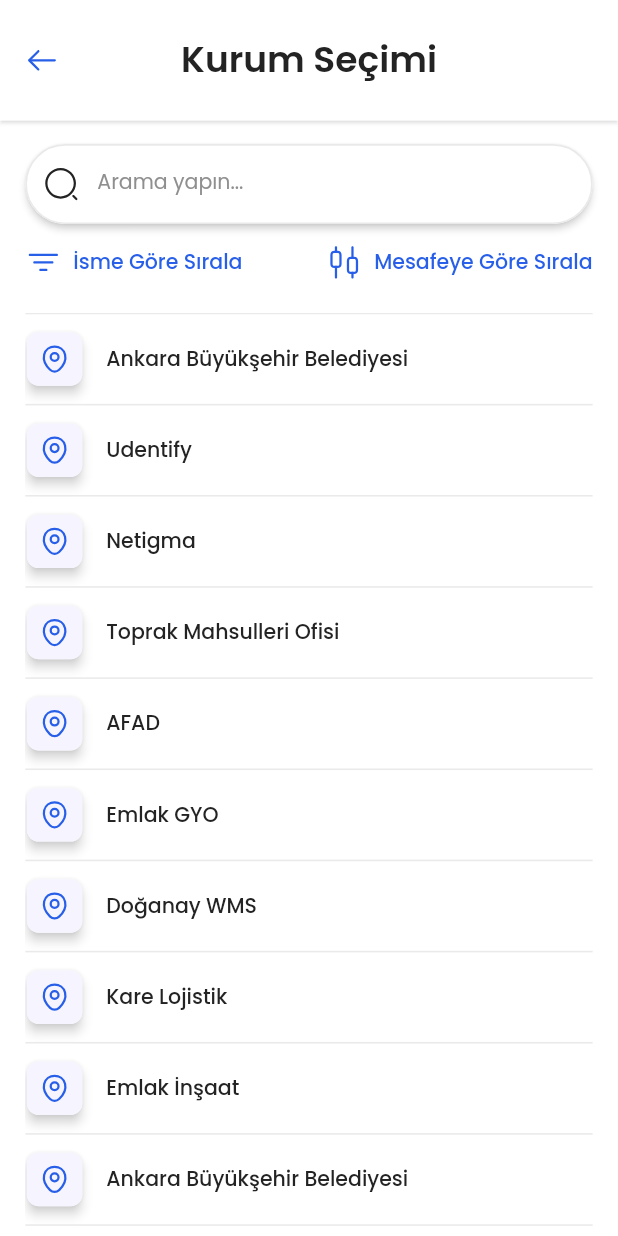
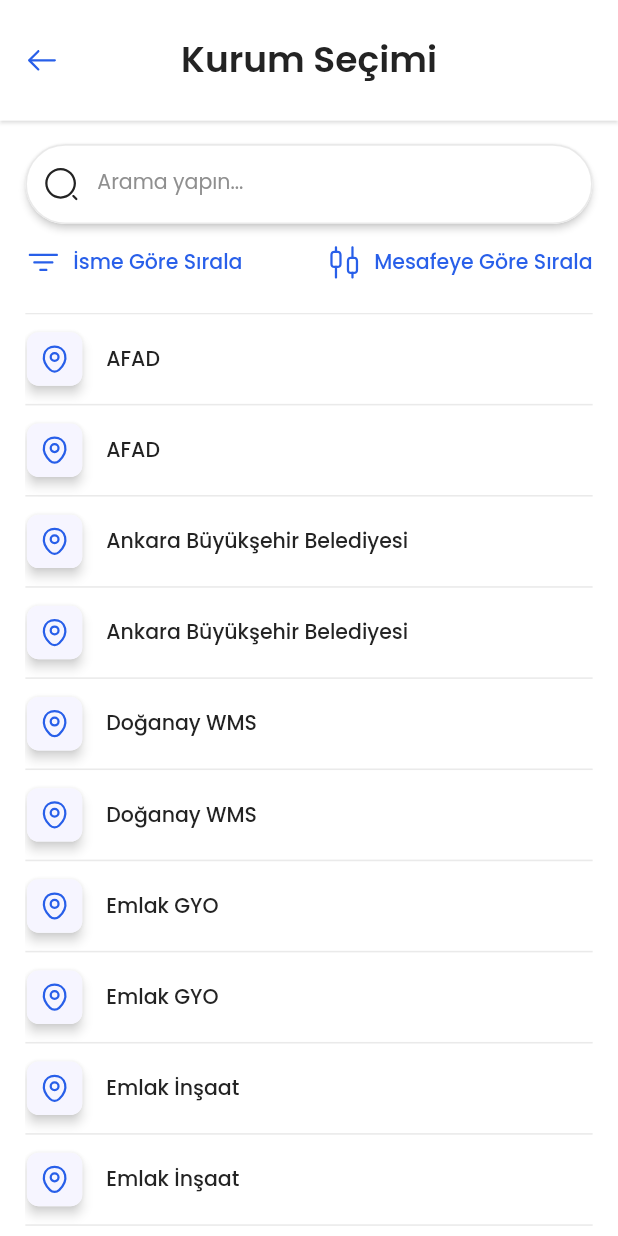
Before and after one commit to MelihcanSrky/flutter_login_ui, a Flutter app: the SelectCorpPage screen opened directly, after a tap on "İsme Göre Sırala", on a phone screen of 412 x 824 dp. Run offline on Flutter 3.47's test engine with Material 2 defaults, Android fonts, the phone set to English and light mode, and no system bars; our stand-ins replace flutter_screenutil, flutter_svg, google_fonts.

Commit message:
change file names and add mock data sort functions

```diff
--- a/lib/feature/auth/login.dart
+++ b/lib/feature/auth/login.dart
@@ -1,8 +1,8 @@
 import 'package:flutter/material.dart';
 import 'package:flutter/services.dart';
-import 'package:flutter_netigma_login/feature/auth/widgets/CustomButton.dart';
-import 'package:flutter_netigma_login/feature/auth/widgets/CustomTextField.dart';
-import 'package:flutter_netigma_login/feature/auth/widgets/LoginDesc.dart';
+import 'package:flutter_netigma_login/feature/auth/widgets/custom_button.dart';
+import 'package:flutter_netigma_login/feature/auth/widgets/custom_text_field.dart';
+import 'package:flutter_netigma_login/feature/auth/widgets/login_desc.dart';
 import 'package:flutter_netigma_login/res/colors.dart';
 import 'package:flutter_netigma_login/res/dimens.dart';
 import 'package:flutter_netigma_login/res/strings.dart';
@@ -136,10 +136,6 @@ class _LoginPageState extends State<LoginPage> {
 
   AppBar buildAppbar(double _height) {
     return AppBar(
-      systemOverlayStyle: SystemUiOverlayStyle(
-        statusBarColor: Colors.white,
-        statusBarIconBrightness: Brightness.dark,
-      ),
       centerTitle: true,
       leading: IconButton(
           icon: SvgPicture.asset(
--- a/lib/feature/auth/login_select.dart
+++ b/lib/feature/auth/login_select.dart
@@ -1,8 +1,8 @@
 import 'package:flutter/material.dart';
 import 'package:flutter_netigma_login/feature/auth/select_corp.dart';
-import 'package:flutter_netigma_login/feature/auth/widgets/CustomButton.dart';
-import 'package:flutter_netigma_login/feature/auth/widgets/CustomTextField.dart';
-import 'package:flutter_netigma_login/feature/auth/widgets/LoginDesc.dart';
+import 'package:flutter_netigma_login/feature/auth/widgets/custom_button.dart';
+import 'package:flutter_netigma_login/feature/auth/widgets/custom_text_field.dart';
+import 'package:flutter_netigma_login/feature/auth/widgets/login_desc.dart';
 import 'package:flutter_netigma_login/res/colors.dart';
 import 'package:flutter_netigma_login/res/dimens.dart';
 import 'package:flutter_netigma_login/res/strings.dart';
--- a/lib/feature/auth/select_corp.dart
+++ b/lib/feature/auth/select_corp.dart
@@ -1,6 +1,6 @@
 import 'package:flutter/material.dart';
-import 'package:flutter_netigma_login/feature/auth/widgets/CustomTextButton.dart';
-import 'package:flutter_netigma_login/feature/auth/widgets/CustomTextField.dart';
+import 'package:flutter_netigma_login/feature/auth/widgets/custom_text_button.dart';
+import 'package:flutter_netigma_login/feature/auth/widgets/custom_text_field.dart';
 import 'package:flutter_netigma_login/res/mock_data.dart';
 import 'package:flutter_screenutil/flutter_screenutil.dart';
 import 'package:flutter_svg/flutter_svg.dart';
@@ -19,6 +19,26 @@ class SelectCorpPage extends StatefulWidget {
 }
 
 class _SelectCorpPageState extends State<SelectCorpPage> {
+  late List mockCorpsList;
+
+  @override
+  void initState() {
+    super.initState();
+    mockCorpsList = corpsList;
+  }
+
+  void sortListByName() {
+    setState(() {
+      mockCorpsList.sort((a, b) => a["corp"].compareTo(b["corp"]));
+    });
+  }
+
+  void sortListByDest() {
+    setState(() {
+      mockCorpsList.sort((a, b) => a["dest"].compareTo(b["dest"]));
+    });
+  }
+
   @override
   Widget build(BuildContext context) {
     final _height = MediaQuery.of(context).size.height;
@@ -39,10 +59,12 @@ class _SelectCorpPageState extends State<SelectCorpPage> {
                   CustomTextButton(
                     icon: "assets/icons/sort.svg",
                     text: Strings.sortByName,
+                    onPressed: sortListByName,
                   ),
                   CustomTextButton(
                     icon: "assets/icons/candle-outline.svg",
                     text: Strings.sortByDest,
+                    onPressed: sortListByDest,
                   ),
                 ],
               ),
@@ -59,7 +81,7 @@ class _SelectCorpPageState extends State<SelectCorpPage> {
     return Expanded(
       child: ListView.builder(
           keyboardDismissBehavior: ScrollViewKeyboardDismissBehavior.onDrag,
-          itemCount: corpsList.length,
+          itemCount: mockCorpsList.length,
           itemBuilder: (context, index) {
             return buildListTile(index, context);
           }),
@@ -88,7 +110,7 @@ class _SelectCorpPageState extends State<SelectCorpPage> {
               ),
             )),
         title: Text(
-          corpsList[index],
+          mockCorpsList[index]["corp"].toString(),
           style: Theme.of(context)
               .textTheme
               .labelMedium!
--- a/lib/feature/auth/widgets/CustomTextButton.dart
+++ b/lib/feature/auth/widgets/custom_text_button.dart
@@ -3,18 +3,27 @@ import 'package:flutter_screenutil/flutter_screenutil.dart';
 import 'package:flutter_svg/flutter_svg.dart';
 import '../../../res/dimens.dart';
 
-class CustomTextButton extends StatelessWidget {
+class CustomTextButton extends StatefulWidget {
   /// Asset image icon
   final String icon;
 
   /// Text
   final String text;
+
+  /// onPressed
+  final Function()? onPressed;
   const CustomTextButton({
     super.key,
     required this.icon,
     required this.text,
+    this.onPressed,
   });
 
+  @override
+  State<CustomTextButton> createState() => _CustomTextButtonState();
+}
+
+class _CustomTextButtonState extends State<CustomTextButton> {
   @override
   Widget build(BuildContext context) {
     return TextButton.icon(
@@ -23,9 +32,10 @@ class CustomTextButton extends StatelessWidget {
             alignment: Alignment.centerLeft,
             padding: EdgeInsets.symmetric(
                 horizontal: 0, vertical: Dimens.margin_14.h)),
-        onPressed: () {},
-        icon: SvgPicture.asset(icon, color: Theme.of(context).primaryColor),
-        label: Text(text,
+        onPressed: widget.onPressed,
+        icon: SvgPicture.asset(widget.icon,
+            color: Theme.of(context).primaryColor),
+        label: Text(widget.text,
             style: Theme.of(context)
                 .textTheme
                 .labelMedium!
--- a/lib/feature/auth/widgets/CustomTextField.dart
+++ b/lib/feature/auth/widgets/custom_text_field.dart
@@ -1,3 +1,4 @@
+
 import 'package:flutter/material.dart';
 import 'package:flutter_netigma_login/res/typography.dart';
 import 'package:flutter_screenutil/flutter_screenutil.dart';
--- /dev/null
+++ b/lib/models/corp_model.dart
@@ -0,0 +1,18 @@
+class CorpModel {
+  String? corp;
+  int? dest;
+
+  CorpModel({this.corp, this.dest});
+
+  CorpModel.fromJson(Map<String, dynamic> json) {
+    corp = json['corp'];
+    dest = json['dest'];
+  }
+
+  Map<String, dynamic> toJson() {
+    final Map<String, dynamic> data = new Map<String, dynamic>();
+    data['corp'] = this.corp;
+    data['dest'] = this.dest;
+    return data;
+  }
+}
--- a/lib/res/mock_data.dart
+++ b/lib/res/mock_data.dart
@@ -1,20 +1,20 @@
-const corpsList = [
-  "Ankara Büyükşehir Belediyesi",
-  "Udentify",
-  "Netigma",
-  "Toprak Mahsulleri Ofisi",
-  "AFAD",
-  "Emlak GYO",
-  "Doğanay WMS",
-  "Kare Lojistik",
-  "Emlak İnşaat",
-  "Ankara Büyükşehir Belediyesi",
-  "Udentify",
-  "Netigma",
-  "Toprak Mahsulleri Ofisi",
-  "AFAD",
-  "Emlak GYO",
-  "Doğanay WMS",
-  "Kare Lojistik",
-  "Emlak İnşaat",
+List corpsList = [
+  {"corp": "Ankara Büyükşehir Belediyesi", "dest": 1500},
+  {"corp": "Udentify", "dest": 1600},
+  {"corp": "Netigma", "dest": 1100},
+  {"corp": "Toprak Mahsulleri Ofisi", "dest": 1900},
+  {"corp": "AFAD", "dest": 500},
+  {"corp": "Emlak GYO", "dest": 900},
+  {"corp": "Doğanay WMS", "dest": 600},
+  {"corp": "Kare Lojistik", "dest": 900},
+  {"corp": "Emlak İnşaat", "dest": 100},
+  {"corp": "Ankara Büyükşehir Belediyesi", "dest": 2500},
+  {"corp": "Udentify", "dest": 2600},
+  {"corp": "Netigma", "dest": 2100},
+  {"corp": "Toprak Mahsulleri Ofisi", "dest": 2900},
+  {"corp": "AFAD", "dest": 2500},
+  {"corp": "Emlak GYO", "dest": 2900},
+  {"corp": "Doğanay WMS", "dest": 2600},
+  {"corp": "Kare Lojistik", "dest": 2900},
+  {"corp": "Emlak İnşaat", "dest": 2100}
 ];
```
Also changed, not shown: lib/feature/auth/widgets/custom_button.dart (renamed from lib/feature/auth/widgets/CustomButton.dart), lib/feature/auth/widgets/login_desc.dart (renamed from lib/feature/auth/widgets/LoginDesc.dart).
